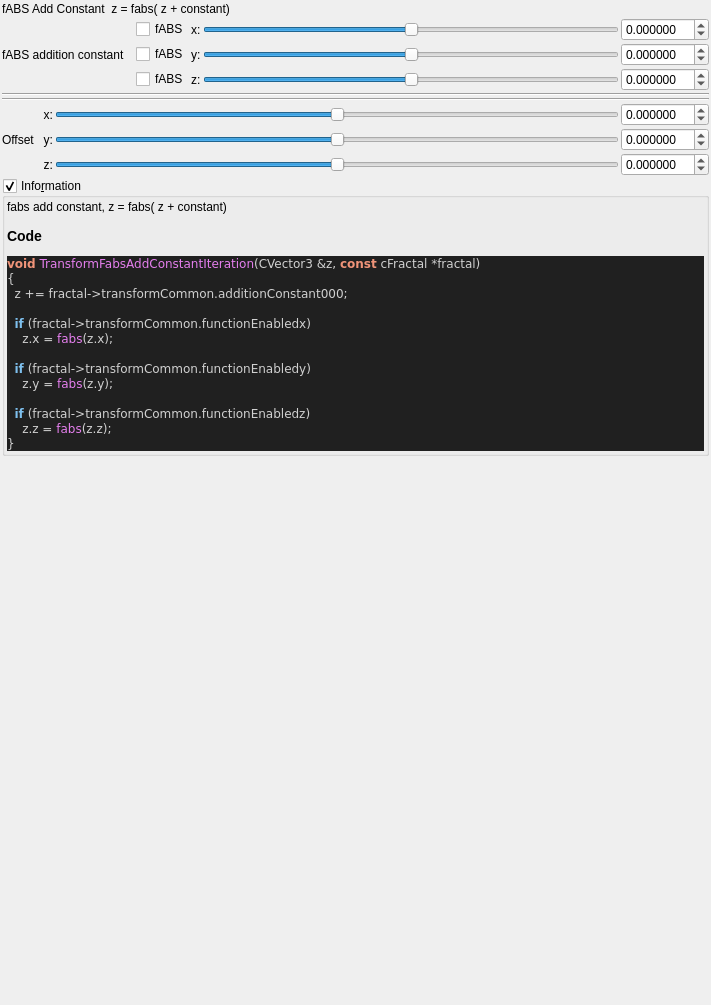
buddhi1980/mandelbulber2, file mandelbulber2/qt_data/fractal_transf_fabs_add_constant.ui: the form before one commit.
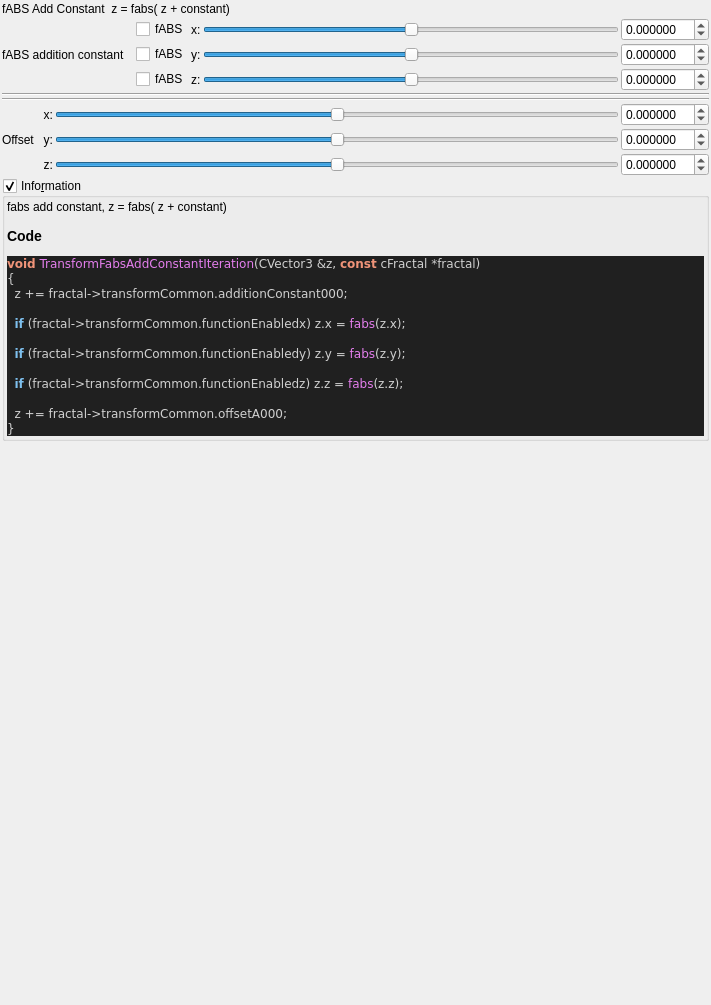
The form after the commit. Custom widgets are drawn as their Qt base class.

Commit message:
source code format for fractal_formulas.cpp
- now complete code base is refactored!
- also regenerated ui files with populateUiInformation.php
- codeStyleCheck.php is now fully functional and can be used auto
refactor the code base (may be a little slow)

What changed in the file:
```diff
--- a/mandelbulber2/qt_data/fractal_transf_fabs_add_constant.ui
+++ b/mandelbulber2/qt_data/fractal_transf_fabs_add_constant.ui
@@ -503,14 +503,13 @@
 &lt;span style=&quot;color:#d0d0d0&quot;&gt;{&lt;/span&gt;
   z &lt;span style=&quot;color:#d0d0d0&quot;&gt;+=&lt;/span&gt; fractal&lt;span style=&quot;color:#d0d0d0&quot;&gt;-&amp;gt;&lt;/span&gt;transformCommon&lt;span style=&quot;color:#d0d0d0&quot;&gt;.&lt;/span&gt;additionConstant000&lt;span style=&quot;color:#d0d0d0&quot;&gt;;&lt;/span&gt;
 
-  &lt;span style=&quot;color:#7ec0ee; font-weight:bold&quot;&gt;if&lt;/span&gt; &lt;span style=&quot;color:#d0d0d0&quot;&gt;(&lt;/span&gt;fractal&lt;span style=&quot;color:#d0d0d0&quot;&gt;-&amp;gt;&lt;/span&gt;transformCommon&lt;span style=&quot;color:#d0d0d0&quot;&gt;.&lt;/span&gt;functionEnabledx&lt;span style=&quot;color:#d0d0d0&quot;&gt;)&lt;/span&gt;
-    z&lt;span style=&quot;color:#d0d0d0&quot;&gt;.&lt;/span&gt;x &lt;span style=&quot;color:#d0d0d0&quot;&gt;=&lt;/span&gt; &lt;span style=&quot;color:#e47eed&quot;&gt;fabs&lt;/span&gt;&lt;span style=&quot;color:#d0d0d0&quot;&gt;(&lt;/span&gt;z&lt;span style=&quot;color:#d0d0d0&quot;&gt;.&lt;/span&gt;x&lt;span style=&quot;color:#d0d0d0&quot;&gt;);&lt;/span&gt;
+  &lt;span style=&quot;color:#7ec0ee; font-weight:bold&quot;&gt;if&lt;/span&gt; &lt;span style=&quot;color:#d0d0d0&quot;&gt;(&lt;/span&gt;fractal&lt;span style=&quot;color:#d0d0d0&quot;&gt;-&amp;gt;&lt;/span&gt;transformCommon&lt;span style=&quot;color:#d0d0d0&quot;&gt;.&lt;/span&gt;functionEnabledx&lt;span style=&quot;color:#d0d0d0&quot;&gt;)&lt;/span&gt; z&lt;span style=&quot;color:#d0d0d0&quot;&gt;.&lt;/span&gt;x &lt;span style=&quot;color:#d0d0d0&quot;&gt;=&lt;/span&gt; &lt;span style=&quot;color:#e47eed&quot;&gt;fabs&lt;/span&gt;&lt;span style=&quot;color:#d0d0d0&quot;&gt;(&lt;/span&gt;z&lt;span style=&quot;color:#d0d0d0&quot;&gt;.&lt;/span&gt;x&lt;span style=&quot;color:#d0d0d0&quot;&gt;);&lt;/span&gt;
 
-  &lt;span style=&quot;color:#7ec0ee; font-weight:bold&quot;&gt;if&lt;/span&gt; &lt;span style=&quot;color:#d0d0d0&quot;&gt;(&lt;/span&gt;fractal&lt;span style=&quot;color:#d0d0d0&quot;&gt;-&amp;gt;&lt;/span&gt;transformCommon&lt;span style=&quot;color:#d0d0d0&quot;&gt;.&lt;/span&gt;functionEnabledy&lt;span style=&quot;color:#d0d0d0&quot;&gt;)&lt;/span&gt;
-    z&lt;span style=&quot;color:#d0d0d0&quot;&gt;.&lt;/span&gt;y &lt;span style=&quot;color:#d0d0d0&quot;&gt;=&lt;/span&gt; &lt;span style=&quot;color:#e47eed&quot;&gt;fabs&lt;/span&gt;&lt;span style=&quot;color:#d0d0d0&quot;&gt;(&lt;/span&gt;z&lt;span style=&quot;color:#d0d0d0&quot;&gt;.&lt;/span&gt;y&lt;span style=&quot;color:#d0d0d0&quot;&gt;);&lt;/span&gt;
+  &lt;span style=&quot;color:#7ec0ee; font-weight:bold&quot;&gt;if&lt;/span&gt; &lt;span style=&quot;color:#d0d0d0&quot;&gt;(&lt;/span&gt;fractal&lt;span style=&quot;color:#d0d0d0&quot;&gt;-&amp;gt;&lt;/span&gt;transformCommon&lt;span style=&quot;color:#d0d0d0&quot;&gt;.&lt;/span&gt;functionEnabledy&lt;span style=&quot;color:#d0d0d0&quot;&gt;)&lt;/span&gt; z&lt;span style=&quot;color:#d0d0d0&quot;&gt;.&lt;/span&gt;y &lt;span style=&quot;color:#d0d0d0&quot;&gt;=&lt;/span&gt; &lt;span style=&quot;color:#e47eed&quot;&gt;fabs&lt;/span&gt;&lt;span style=&quot;color:#d0d0d0&quot;&gt;(&lt;/span&gt;z&lt;span style=&quot;color:#d0d0d0&quot;&gt;.&lt;/span&gt;y&lt;span style=&quot;color:#d0d0d0&quot;&gt;);&lt;/span&gt;
 
-  &lt;span style=&quot;color:#7ec0ee; font-weight:bold&quot;&gt;if&lt;/span&gt; &lt;span style=&quot;color:#d0d0d0&quot;&gt;(&lt;/span&gt;fractal&lt;span style=&quot;color:#d0d0d0&quot;&gt;-&amp;gt;&lt;/span&gt;transformCommon&lt;span style=&quot;color:#d0d0d0&quot;&gt;.&lt;/span&gt;functionEnabledz&lt;span style=&quot;color:#d0d0d0&quot;&gt;)&lt;/span&gt;
-    z&lt;span style=&quot;color:#d0d0d0&quot;&gt;.&lt;/span&gt;z &lt;span style=&quot;color:#d0d0d0&quot;&gt;=&lt;/span&gt; &lt;span style=&quot;color:#e47eed&quot;&gt;fabs&lt;/span&gt;&lt;span style=&quot;color:#d0d0d0&quot;&gt;(&lt;/span&gt;z&lt;span style=&quot;color:#d0d0d0&quot;&gt;.&lt;/span&gt;z&lt;span style=&quot;color:#d0d0d0&quot;&gt;);&lt;/span&gt;
+  &lt;span style=&quot;color:#7ec0ee; font-weight:bold&quot;&gt;if&lt;/span&gt; &lt;span style=&quot;color:#d0d0d0&quot;&gt;(&lt;/span&gt;fractal&lt;span style=&quot;color:#d0d0d0&quot;&gt;-&amp;gt;&lt;/span&gt;transformCommon&lt;span style=&quot;color:#d0d0d0&quot;&gt;.&lt;/span&gt;functionEnabledz&lt;span style=&quot;color:#d0d0d0&quot;&gt;)&lt;/span&gt; z&lt;span style=&quot;color:#d0d0d0&quot;&gt;.&lt;/span&gt;z &lt;span style=&quot;color:#d0d0d0&quot;&gt;=&lt;/span&gt; &lt;span style=&quot;color:#e47eed&quot;&gt;fabs&lt;/span&gt;&lt;span style=&quot;color:#d0d0d0&quot;&gt;(&lt;/span&gt;z&lt;span style=&quot;color:#d0d0d0&quot;&gt;.&lt;/span&gt;z&lt;span style=&quot;color:#d0d0d0&quot;&gt;);&lt;/span&gt;
+
+  z &lt;span style=&quot;color:#d0d0d0&quot;&gt;+=&lt;/span&gt; fractal&lt;span style=&quot;color:#d0d0d0&quot;&gt;-&amp;gt;&lt;/span&gt;transformCommon&lt;span style=&quot;color:#d0d0d0&quot;&gt;.&lt;/span&gt;offsetA000&lt;span style=&quot;color:#d0d0d0&quot;&gt;;&lt;/span&gt;
 &lt;span style=&quot;color:#d0d0d0&quot;&gt;}&lt;/span&gt;
 &lt;/pre&gt;
 &lt;/body&gt;</string>
```
The commit also changes 101 other files.
